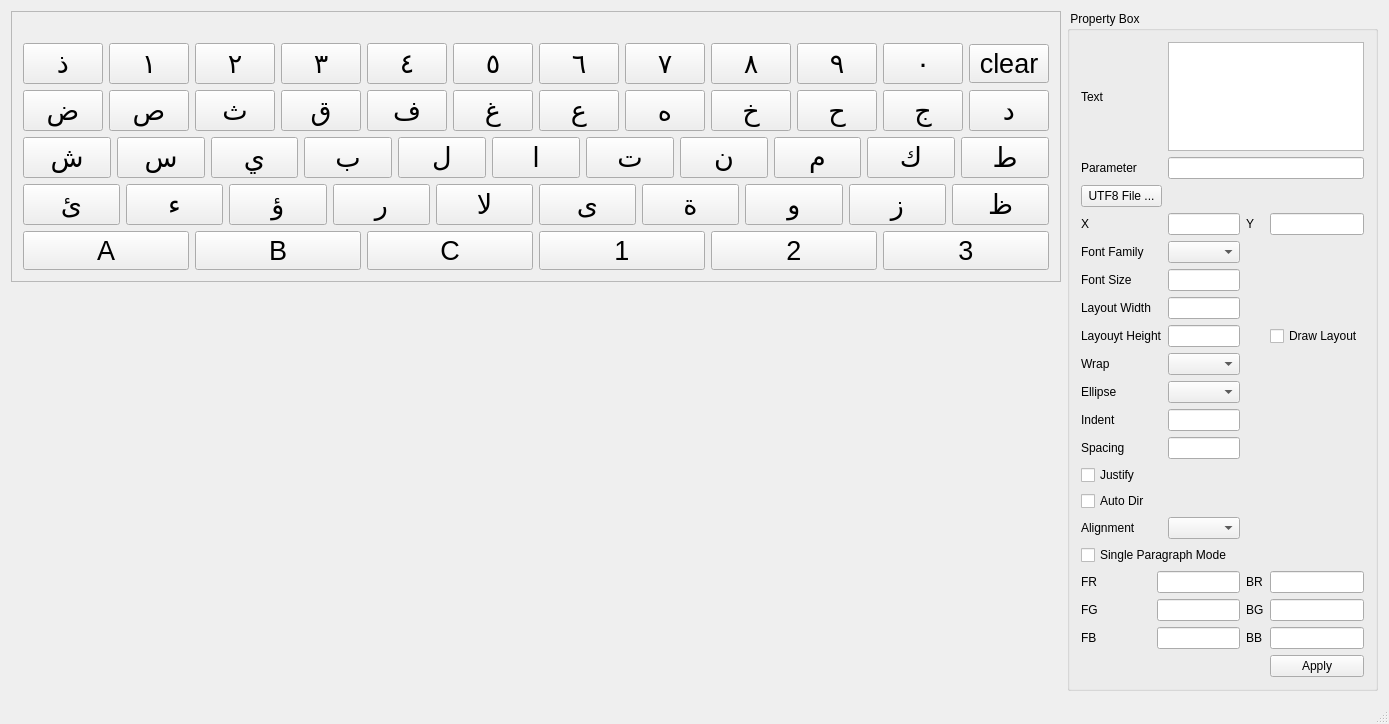
First picture: the form in TestPango/testpango.ui, repository aorura/myProject2, before the edit.
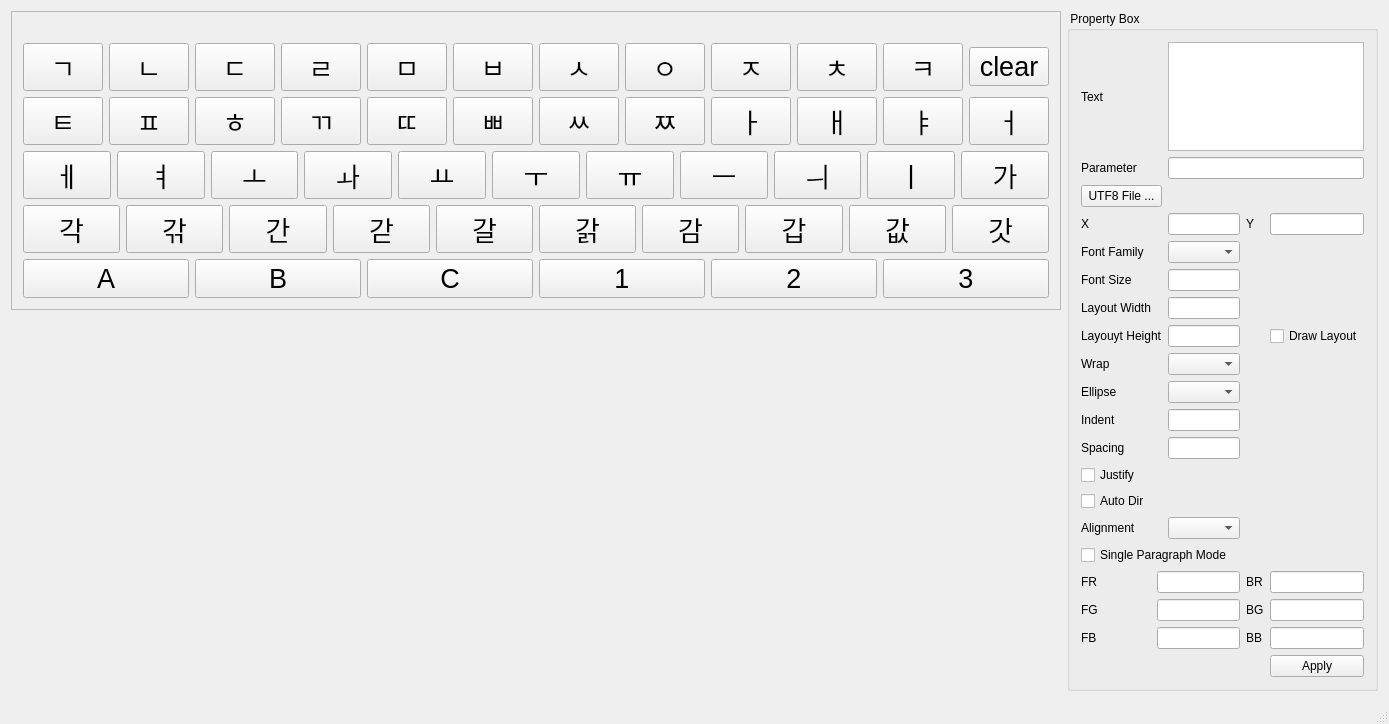
Second picture: the form after the edit. Icons and pictures are not drawn.

Patch:
```diff
--- a/TestPango/testpango.ui
+++ b/TestPango/testpango.ui
@@ -6,7 +6,7 @@
    <rect>
     <x>0</x>
     <y>0</y>
-    <width>1323</width>
+    <width>1324</width>
     <height>724</height>
    </rect>
   </property>
@@ -64,7 +64,7 @@
               </font>
              </property>
              <property name="text">
-              <string>ذ</string>
+              <string>ㄱ</string>
              </property>
             </widget>
            </item>
@@ -76,7 +76,7 @@
               </font>
              </property>
              <property name="text">
-              <string>١</string>
+              <string>ㄴ</string>
              </property>
             </widget>
            </item>
@@ -88,7 +88,7 @@
               </font>
              </property>
              <property name="text">
-              <string>٢</string>
+              <string>ㄷ</string>
              </property>
             </widget>
            </item>
@@ -100,7 +100,7 @@
               </font>
              </property>
              <property name="text">
-              <string>٣</string>
+              <string>ㄹ</string>
              </property>
             </widget>
            </item>
@@ -112,7 +112,7 @@
               </font>
              </property>
              <property name="text">
-              <string>٤</string>
+              <string>ㅁ</string>
              </property>
             </widget>
            </item>
@@ -124,7 +124,7 @@
               </font>
              </property>
              <property name="text">
-              <string>٥</string>
+              <string>ㅂ</string>
              </property>
             </widget>
            </item>
@@ -136,7 +136,7 @@
               </font>
              </property>
              <property name="text">
-              <string>٦</string>
+              <string>ㅅ</string>
              </property>
             </widget>
            </item>
@@ -148,7 +148,7 @@
               </font>
              </property>
              <property name="text">
-              <string>٧</string>
+              <string>ㅇ</string>
              </property>
             </widget>
            </item>
@@ -160,7 +160,7 @@
               </font>
              </property>
              <property name="text">
-              <string>٨</string>
+              <string>ㅈ</string>
              </property>
             </widget>
            </item>
@@ -172,7 +172,7 @@
               </font>
              </property>
              <property name="text">
-              <string>٩</string>
+              <string>ㅊ</string>
              </property>
             </widget>
            </item>
@@ -184,7 +184,7 @@
               </font>
              </property>
              <property name="text">
-              <string>٠</string>
+              <string>ㅋ</string>
              </property>
             </widget>
            </item>
@@ -212,7 +212,7 @@
               </font>
              </property>
              <property name="text">
-              <string>ض</string>
+              <string>ㅌ</string>
              </property>
             </widget>
            </item>
@@ -224,7 +224,7 @@
               </font>
              </property>
              <property name="text">
-              <string>ص</string>
+              <string>ㅍ</string>
              </property>
             </widget>
            </item>
@@ -236,7 +236,7 @@
               </font>
              </property>
              <property name="text">
-              <string>ث</string>
+              <string>ㅎ</string>
              </property>
             </widget>
            </item>
@@ -248,7 +248,7 @@
               </font>
              </property>
              <property name="text">
-              <string>ق</string>
+              <string>ㄲ</string>
              </property>
             </widget>
            </item>
@@ -260,7 +260,7 @@
               </font>
              </property>
              <property name="text">
-              <string>ف</string>
+              <string>ㄸ</string>
              </property>
             </widget>
            </item>
@@ -272,7 +272,7 @@
               </font>
              </property>
              <property name="text">
-              <string>غ</string>
+              <string>ㅃ</string>
              </property>
             </widget>
            </item>
@@ -284,7 +284,7 @@
               </font>
              </property>
              <property name="text">
-              <string>ع</string>
+              <string>ㅆ</string>
              </property>
             </widget>
            </item>
@@ -296,7 +296,7 @@
               </font>
              </property>
              <property name="text">
-              <string>ه</string>
+              <string>ㅉ</string>
              </property>
             </widget>
            </item>
@@ -308,7 +308,7 @@
               </font>
              </property>
              <property name="text">
-              <string>خ</string>
+              <string>ㅏ</string>
              </property>
             </widget>
            </item>
@@ -320,7 +320,7 @@
               </font>
              </property>
              <property name="text">
-              <string>ح</string>
+              <string>ㅐ</string>
              </property>
             </widget>
            </item>
@@ -332,7 +332,7 @@
               </font>
              </property>
              <property name="text">
-              <string>ج</string>
+              <string>ㅑ</string>
              </property>
             </widget>
            </item>
@@ -344,7 +344,7 @@
               </font>
              </property>
              <property name="text">
-              <string>د</string>
+              <string>ㅓ</string>
              </property>
             </widget>
            </item>
@@ -360,7 +360,7 @@
               </font>
              </property>
              <property name="text">
-              <string>ش</string>
+              <string>ㅔ</string>
              </property>
             </widget>
            </item>
@@ -372,7 +372,7 @@
               </font>
              </property>
              <property name="text">
-              <string>س</string>
+              <string>ㅕ</string>
              </property>
             </widget>
            </item>
@@ -384,7 +384,7 @@
               </font>
              </property>
              <property name="text">
-              <string>ي</string>
+              <string>ㅗ</string>
              </property>
             </widget>
            </item>
@@ -396,7 +396,7 @@
               </font>
              </property>
              <property name="text">
-              <string>ب</string>
+              <string>ㅘ</string>
              </property>
             </widget>
            </item>
@@ -408,7 +408,7 @@
               </font>
              </property>
              <property name="text">
-              <string>ل</string>
+              <string>ㅛ</string>
              </property>
             </widget>
            </item>
@@ -420,7 +420,7 @@
               </font>
              </property>
              <property name="text">
-              <string>ا</string>
+              <string>ㅜ</string>
              </property>
             </widget>
            </item>
@@ -432,7 +432,7 @@
               </font>
              </property>
              <property name="text">
-              <string>ت</string>
+              <string>ㅠ</string>
              </property>
             </widget>
            </item>
@@ -444,7 +444,7 @@
               </font>
              </property>
              <property name="text">
-              <string>ن</string>
+              <string>ㅡ</string>
              </property>
             </widget>
            </item>
@@ -456,7 +456,7 @@
               </font>
              </property>
              <property name="text">
-              <string>م</string>
+              <string>ㅢ</string>
              </property>
             </widget>
            </item>
@@ -468,7 +468,7 @@
               </font>
              </property>
              <property name="text">
-              <string>ك</string>
+              <string>ㅣ</string>
              </property>
             </widget>
            </item>
@@ -480,7 +480,7 @@
               </font>
              </property>
              <property name="text">
-              <string>ط</string>
+              <string>가</string>
              </property>
             </widget>
            </item>
@@ -496,7 +496,7 @@
               </font>
              </property>
              <property name="text">
-              <string>ئ</string>
+              <string>각</string>
              </property>
             </widget>
            </item>
@@ -508,7 +508,7 @@
               </font>
              </property>
              <property name="text">
-              <string>ء</string>
+              <string>갂</string>
              </property>
             </widget>
            </item>
@@ -520,7 +520,7 @@
               </font>
              </property>
              <property name="text">
-              <string>ؤ</string>
+              <string>간</string>
              </property>
             </widget>
            </item>
@@ -532,7 +532,7 @@
               </font>
              </property>
              <property name="text">
-              <string>ر</string>
+              <string>갇</string>
              </property>
             </widget>
            </item>
@@ -544,7 +544,7 @@
               </font>
              </property>
              <property name="text">
-              <string>لا</string>
+              <string>갈</string>
              </property>
             </widget>
            </item>
@@ -556,7 +556,7 @@
               </font>
              </property>
              <property name="text">
-              <string>ى</string>
+              <string>갉</string>
              </property>
             </widget>
            </item>
@@ -568,7 +568,7 @@
               </font>
              </property>
              <property name="text">
-              <string>ة</string>
+              <string>감</string>
              </property>
             </widget>
            </item>
@@ -580,7 +580,7 @@
               </font>
              </property>
              <property name="text">
-              <string>و</string>
+              <string>갑</string>
              </property>
             </widget>
            </item>
@@ -592,7 +592,7 @@
               </font>
              </property>
              <property name="text">
-              <string>ز</string>
+              <string>값</string>
              </property>
             </widget>
            </item>
@@ -604,7 +604,7 @@
               </font>
              </property>
              <property name="text">
-              <string>ظ</string>
+              <string>갓</string>
              </property>
             </widget>
            </item>
```
Left out of the diff: 2 changed lines with no effect on the pictures.
